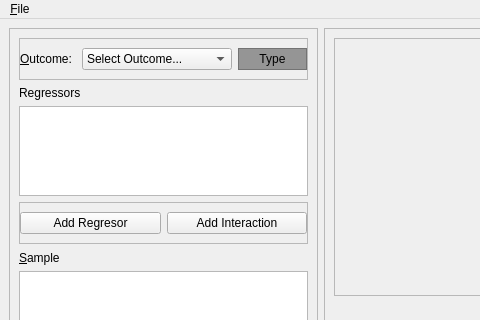
First picture: the form in braviz/interaction/qt_guis/anova.ui, repository diego0020/braviz-app, before the edit; both pictures show x 0 to 480 and y 0 to 320 of the 800 by 600 pixel window.
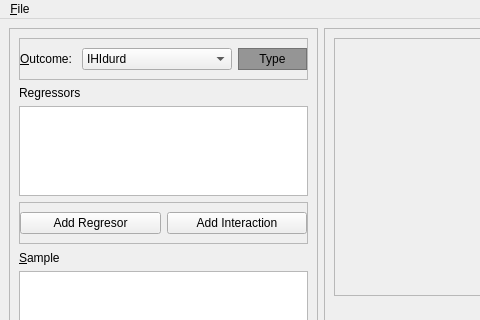
Second picture: the form after the edit.

Commit message: working outcome_select

Patch:
```diff
--- a/braviz/interaction/qt_guis/anova.ui
+++ b/braviz/interaction/qt_guis/anova.ui
@@ -73,11 +73,11 @@
              </sizepolicy>
             </property>
             <property name="currentIndex">
-             <number>1</number>
+             <number>0</number>
             </property>
             <item>
              <property name="text">
-              <string>IHId</string>
+              <string>IHIdurd</string>
              </property>
             </item>
             <item>
```
The commit also changes 1 other file.
